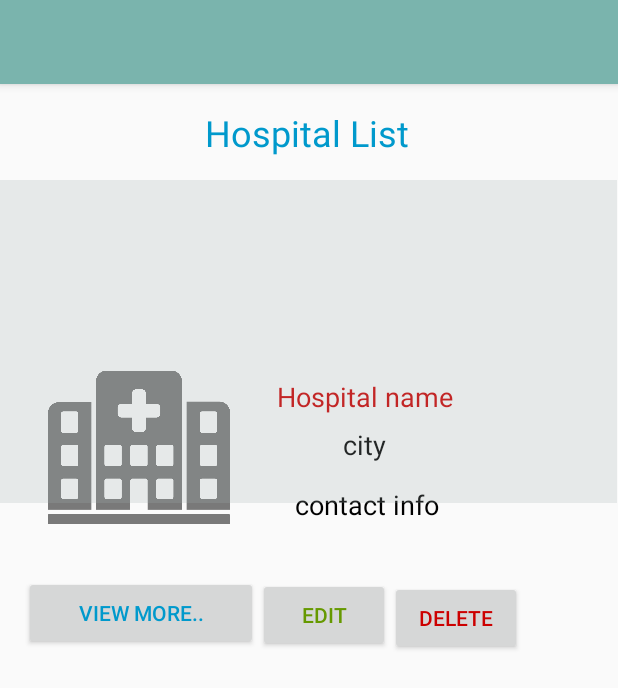
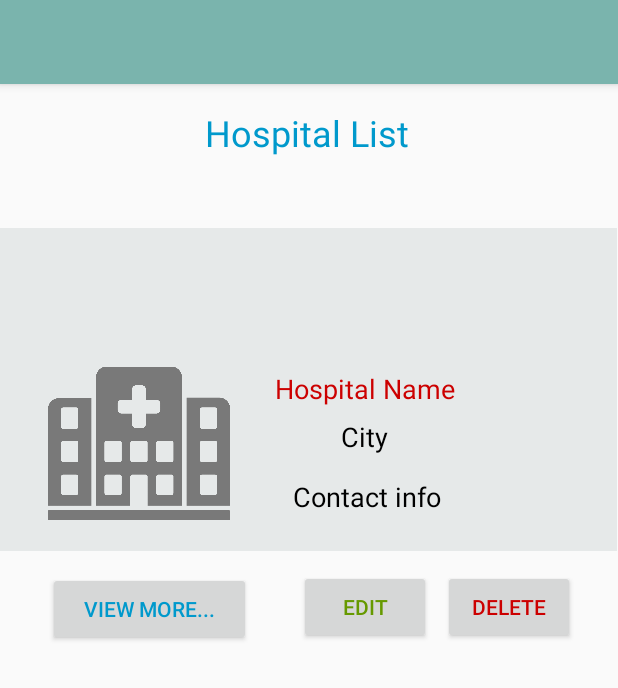
Before and after one commit to reemeeiah/one-stop-cancer-center, an Android app: the admin_HOSPITAL_Edit_MENU screen opened directly, with no data from a screen before it, on a phone screen of 412 x 824 dp. Shown: the top 688 px of the screen. Run offline under Robolectric (Android 15) with nearby library versions, the phone set to English and light mode, and no system bars.

Commit message:
Some Changes

```diff
--- a/app/src/main/res/layout/activity_admin__hospital__edit__menu.xml
+++ b/app/src/main/res/layout/activity_admin__hospital__edit__menu.xml
@@ -6,10 +6,27 @@
     android:layout_height="match_parent"
     tools:context="com.onestopcancercenter.onestopcancercenter.admin_HOSPITAL_Edit_MENU">
 
+    <FrameLayout
+        android:id="@+id/frameLayout2"
+        android:layout_width="411dp"
+        android:layout_height="215dp"
+        android:layout_marginTop="96dp"
+        android:background="@color/colorAccent"
+        android:isScrollContainer="true"
+        app:layout_constraintEnd_toEndOf="parent"
+        app:layout_constraintHorizontal_bias="0.0"
+        app:layout_constraintLeft_toLeftOf="parent"
+        app:layout_constraintRight_toRightOf="parent"
+        app:layout_constraintStart_toStartOf="parent"
+        app:layout_constraintTop_toTopOf="parent">
+
+    </FrameLayout>
+
     <TextView
         android:id="@+id/textView9"
         android:layout_width="234dp"
         android:layout_height="39dp"
+        android:layout_marginStart="88dp"
         android:layout_marginLeft="88dp"
         android:layout_marginTop="16dp"
         android:text="Hospital List"
@@ -20,11 +37,23 @@
         app:layout_constraintTop_toTopOf="parent"
         tools:ignore="MissingConstraints" />
 
+    <ImageView
+        android:id="@+id/imageView6"
+        android:layout_width="121dp"
+        android:layout_height="107dp"
+        android:layout_marginBottom="32dp"
+        android:layout_marginStart="32dp"
+        android:layout_marginLeft="32dp"
+        android:contentDescription="@string/todo"
+        app:layout_constraintBottom_toTopOf="@+id/button4"
+        app:layout_constraintLeft_toLeftOf="parent"
+        app:srcCompat="@drawable/hospital" />
+
     <TextView
         android:id="@+id/textView4"
         android:layout_width="180dp"
         android:layout_height="32dp"
-        android:text="@string/hospital_name"
+        android:text="Hospital Name"
         android:textAlignment="center"
         android:textColor="@android:color/holo_red_dark"
         android:textSize="18sp"
@@ -35,7 +64,7 @@
         android:id="@+id/textView5"
         android:layout_width="179dp"
         android:layout_height="40dp"
-        android:text="@string/city"
+        android:text="City"
         android:textAlignment="center"
         android:textColor="@color/common_google_signin_btn_text_dark_focused"
         android:textColorLink="@color/common_google_signin_btn_text_light_default"
@@ -48,75 +77,52 @@
         android:layout_width="183dp"
         android:layout_height="41dp"
         android:layout_marginBottom="20dp"
-        android:text="@string/contact_info"
+        android:text="Contact info"
         android:textAlignment="center"
         android:textColor="@color/common_google_signin_btn_text_dark_focused"
         android:textSize="18sp"
         app:layout_constraintBottom_toTopOf="@+id/button3"
-        app:layout_constraintStart_toEndOf="@+id/imageView6"
-        tools:text="contact information" />
+        app:layout_constraintStart_toEndOf="@+id/imageView6" />
 
     <Button
         android:id="@+id/button4"
-        android:layout_width="156dp"
+        android:layout_width="135dp"
         android:layout_height="49dp"
-        android:layout_marginLeft="16dp"
-        android:text="@string/view_more"
+        android:layout_marginStart="32dp"
+        android:layout_marginLeft="32dp"
+        android:text="View More..."
         android:textColor="@android:color/holo_blue_dark"
         app:layout_constraintBottom_toBottomOf="parent"
         app:layout_constraintLeft_toLeftOf="parent"
         app:layout_constraintTop_toTopOf="parent"
-        app:layout_constraintVertical_bias="0.456" />
+        app:layout_constraintVertical_bias="0.453" />
 
     <Button
         android:id="@+id/button3"
         android:layout_width="wrap_content"
         android:layout_height="49dp"
-        android:text="@string/edit"
+        android:layout_marginStart="32dp"
+        android:layout_marginLeft="32dp"
+        android:text="Edit"
         android:textColor="@android:color/holo_green_dark"
         app:layout_constraintBottom_toBottomOf="parent"
         app:layout_constraintStart_toEndOf="@+id/button4"
         app:layout_constraintTop_toTopOf="parent"
-        app:layout_constraintVertical_bias="0.458" />
+        app:layout_constraintVertical_bias="0.451" />
 
     <Button
         android:id="@+id/button2"
         android:layout_width="wrap_content"
         android:layout_height="49dp"
-        android:text="@string/delete"
+        android:layout_marginStart="8dp"
+        android:layout_marginLeft="8dp"
+        android:text="Delete"
         android:textColor="@android:color/holo_red_dark"
         app:layout_constraintBottom_toBottomOf="parent"
         app:layout_constraintRight_toRightOf="parent"
         app:layout_constraintStart_toEndOf="@+id/button3"
         app:layout_constraintTop_toTopOf="parent"
-        app:layout_constraintVertical_bias="0.461" />
+        app:layout_constraintVertical_bias="0.451" />
 
 
-    <ImageView
-        android:id="@+id/imageView6"
-        android:layout_width="121dp"
-        android:layout_height="107dp"
-        android:layout_marginBottom="32dp"
-        android:layout_marginLeft="32dp"
-        android:contentDescription="@string/todo"
-        app:layout_constraintBottom_toTopOf="@+id/button4"
-        app:layout_constraintLeft_toLeftOf="parent"
-        app:srcCompat="@drawable/hospital" />
-
-    <FrameLayout
-        android:id="@+id/frameLayout2"
-        android:layout_width="411dp"
-        android:layout_height="215dp"
-        android:layout_marginTop="64dp"
-        android:background="@color/colorAccent"
-        android:isScrollContainer="true"
-        app:layout_constraintEnd_toEndOf="parent"
-        app:layout_constraintHorizontal_bias="0.0"
-        app:layout_constraintLeft_toLeftOf="parent"
-        app:layout_constraintRight_toRightOf="parent"
-        app:layout_constraintStart_toStartOf="parent"
-        app:layout_constraintTop_toTopOf="parent">
-
-    </FrameLayout>
-
 </android.support.constraint.ConstraintLayout>
--- a/app/src/main/res/layout/activity_homepage.xml
+++ b/app/src/main/res/layout/activity_homepage.xml
@@ -12,8 +12,9 @@
         android:layout_height="wrap_content"
         android:layout_marginBottom="24dp"
         android:layout_marginEnd="128dp"
+        android:layout_marginRight="128dp"
         android:layout_marginTop="16dp"
-        android:text="cancer type"
+        android:text="Cancer type"
         android:textSize="30dp"
         app:layout_constraintBottom_toTopOf="@+id/searchView"
         app:layout_constraintEnd_toEndOf="parent"
--- a/app/src/main/res/values/strings.xml
+++ b/app/src/main/res/values/strings.xml
@@ -4,12 +4,6 @@
     <string name="navigation_drawer_close">Close navigation drawer</string>
 
     <string name="action_settings">Settings</string>
-    <string name="contact_info">contact info</string>
-    <string name="hospital_name">Hospital name</string>
-    <string name="view_more">view more..</string>
-    <string name="edit">Edit</string>
-    <string name="delete">Delete</string>
-    <string name="city">city</string>
     <string name="todo">TODO</string>
     <string name="title_activity_test_push">test_push</string>
 </resources>
```
Also changed, not shown: app/src/main/java/com/onestopcancercenter/onestopcancercenter/User_type_page.java (added, +13 -0 lines), app/src/main/res/layout/activity_add_awareness_for_hospital.xml (+14 -7 lines), app/src/main/res/layout/activity_main.xml (+8 -8 lines), app/src/main/res/layout/activity_story_add.xml (+8 -2 lines), app/src/main/res/layout/activity_user_type_page.xml (added, +124 -0 lines), app/src/main/res/layout/nav_admin_menu.xml (+11 -5 lines), app/src/main/res/drawable-v24/admin_icon.png (added), app/src/main/res/drawable-v24/circle.png (added).
